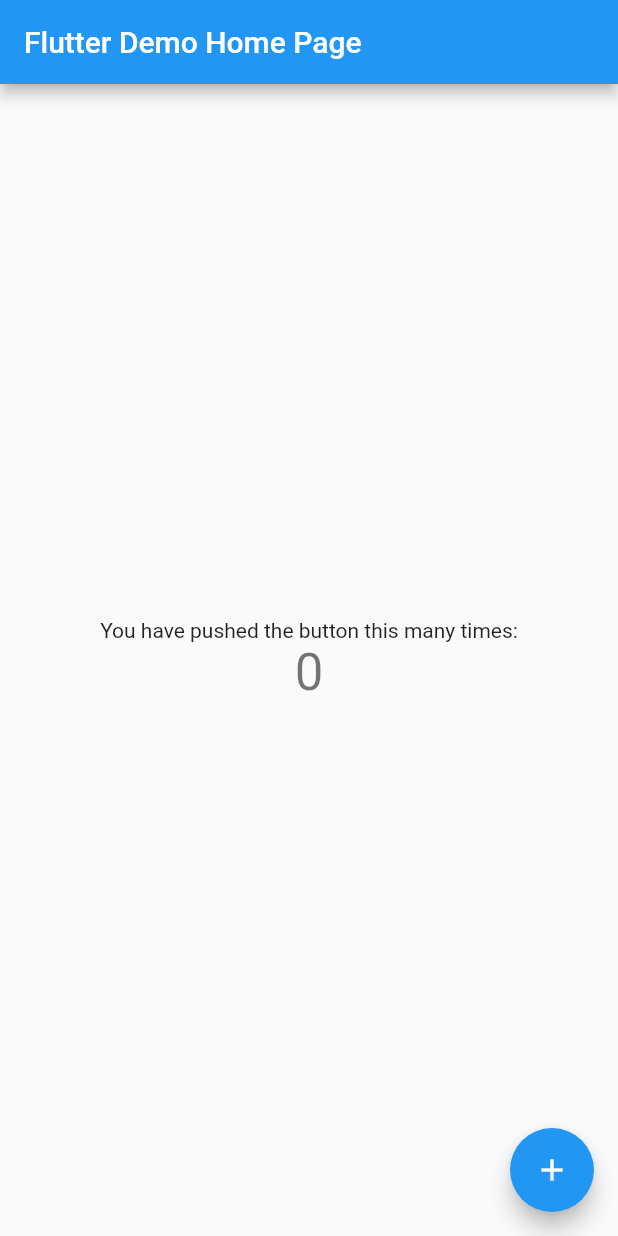
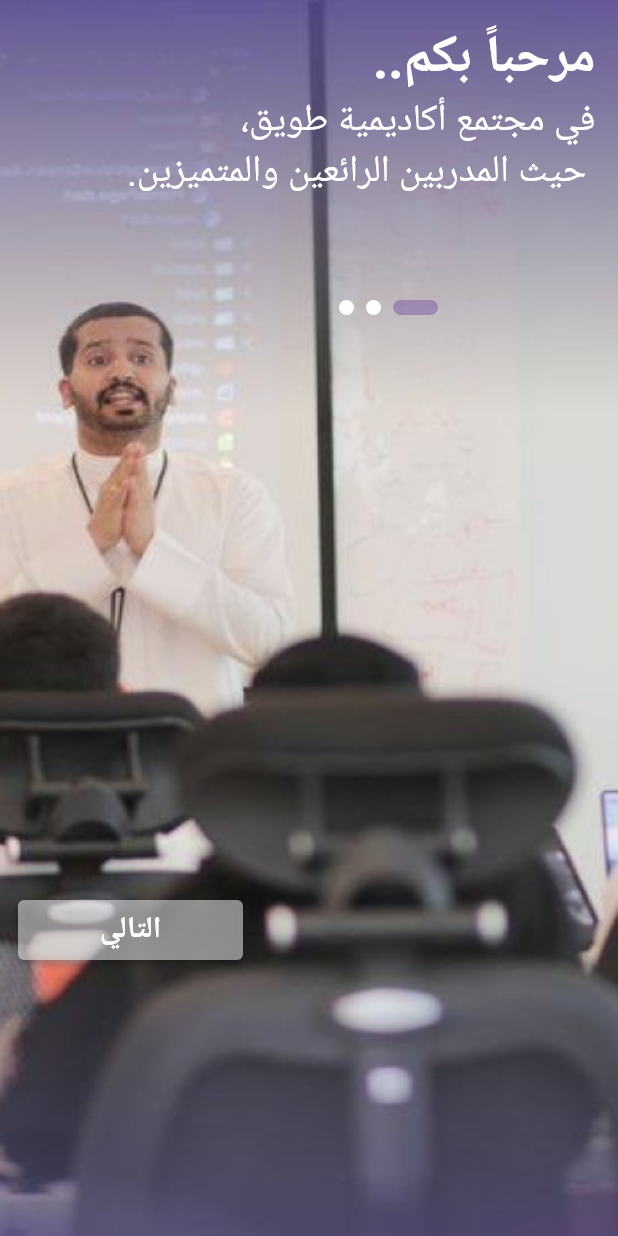
Before and after one commit to Khaled-alamri/Tuwaiq-Academy-Community-Application, a Flutter app: the screen it shows after launch, on a phone screen of 412 x 824 dp. Run offline on Flutter 3.47's test engine with Material 2 defaults, Android fonts, the phone set to English and light mode, and no system bars; drawn by our look-alikes of smooth_page_indicator; our stand-ins replace get.

Commit message:
Page View

```diff
--- /dev/null
+++ b/lib/Controller/PageViewController.dart
@@ -0,0 +1,15 @@
+import 'package:flutter/material.dart';
+import 'package:get/get.dart';
+
+class PageViewController extends GetxController {
+  PageController controller = PageController();
+  bool LastPage = false;
+
+  changePage({var index}) {
+    if (index == 2) { //When the LastPage will equale 2 the last page it will be true and this to valdit with the condtion in PageView
+      LastPage = true;
+      print("index: ${index}");
+    }
+    update();
+  }
+}
--- /dev/null
+++ b/lib/Localization/Languages.dart
@@ -0,0 +1,17 @@
+import 'package:get/route_manager.dart';
+
+class Languages extends Translations {
+  @override
+
+  Map<String, Map<String, String>> get keys => {
+    "ar":{
+      "Welcome" : "مرحباً بكم..",
+      "Intro1" : "في مجتمع أكاديمية طويق،\n حيث المدربين الرائعين والمتميزين.",
+      "Next" : "التالي",
+      "Intro2" : "ونخبة من المتدربين \n الطموحين المبدعين..",
+      "Intro3" :"ولا نخلوا من رواد المستقبل \nأبنائنا الطموحين الشغوفين، \nهيا بناء لنبني أعظم مبرمجين..",
+      "WelcomeButton" : "مرحبا بكم"
+    }
+  };
+
+}
--- /dev/null
+++ b/lib/Router/Routers.dart
@@ -0,0 +1,11 @@
+
+import 'package:final_project/View/OnBoarding/PageView.dart';
+import 'package:get/get.dart';
+
+List<GetPage<dynamic>>? getPages =[
+    GetPage(name: RouterNames.pageView , page: () => PageViewScreen(),),
+];
+
+class RouterNames {
+  static String pageView = "/PageView";
+}
--- /dev/null
+++ b/lib/View/OnBoarding/OnBoarding_1.dart
@@ -0,0 +1,56 @@
+import 'package:final_project/View/OnBoarding/smooth_page_indicator.dart';
+import 'package:flutter/material.dart';
+import 'package:get/get.dart';
+
+class OnBoarding_1 extends StatelessWidget {
+  OnBoarding_1({super.key});
+
+  @override
+  Widget build(BuildContext context) {
+    return Stack(children: [
+      SizedBox(
+          width: Get.width,
+          child: Image.asset(
+            "images/OnBoarding_1.png",
+            fit: BoxFit.fill,
+          )),
+      Scaffold(
+        backgroundColor: Colors.transparent,
+        body: SafeArea(
+          child: Padding(
+            padding: const EdgeInsets.all(15.0),
+            child: Column(
+              mainAxisAlignment: MainAxisAlignment.start,
+              children: [
+                Column(
+                  children: [
+                    Align(
+                        alignment: Alignment.topRight,
+                        child: Text(
+                          "Welcome".tr,
+                          style: TextStyle(
+                            color: Colors.white,
+                            fontSize: 35,
+                            fontWeight: FontWeight.bold,
+                          ),
+                        )),
+                    Align(
+                        alignment: Alignment.topRight,
+                        child: RichText(
+                          text: TextSpan(
+                              text: "Intro1".tr,
+                              style: TextStyle(
+                                  color: Colors.white,
+                                  fontSize: 25,
+                                  height: 0)),
+                        ))
+                  ],
+                ),
+              ],
+            ),
+          ),
+        ),
+      ),
+    ]);
+  }
+}
--- /dev/null
+++ b/lib/View/OnBoarding/PageView.dart
@@ -0,0 +1,98 @@
+import 'package:final_project/Controller/PageViewController.dart';
+import 'package:final_project/Router/Routers.dart';
+import 'package:final_project/View/OnBoarding/OnBoarding_1.dart';
+import 'package:final_project/View/OnBoarding/OnBoarding_2.dart';
+import 'package:final_project/View/OnBoarding/OnBoarding_3.dart';
+import 'package:final_project/View/OnBoarding/smooth_page_indicator.dart';
+import 'package:flutter/material.dart';
+import 'package:get/get.dart';
+
+class PageViewScreen extends StatelessWidget {
+  PageViewScreen({super.key});
+
+  PageViewController pageViewController = Get.put(PageViewController());
+
+  @override
+  Widget build(BuildContext context) {
+    return Scaffold(
+        body: Stack(
+      children: [
+        PageView(
+          controller: pageViewController.controller,
+          onPageChanged: (index2) {
+            // This Function To let Me Move Btween The Pages with spicfic condtion
+            pageViewController.changePage(index: index2);
+          },
+          children: [
+            OnBoarding_1(),
+            OnBoarding_2(),
+            OnBoarding_3(),
+          ],
+        ),
+
+        //This Part For The Dots on The Page View
+        Positioned(
+          top: 200,
+          right: 100,
+          child: Container(
+              padding: EdgeInsets.symmetric(horizontal: 20),
+              child: Smooth_page_indicator(
+                controller: pageViewController.controller,
+              )),
+        ),
+
+        //This Part For a Page View Buttons when The User Click The Button Will Moved to The Next Page
+        //Condation Here if we are In The Last Page The Color and the text Will Cahnged
+        //I used GetBuilder To Refrach the Page when we are in the Last Page
+        GetBuilder<PageViewController>(
+          builder: (controller) {
+            return controller.LastPage
+                ? Positioned(
+                    right: 250,
+                    top: 600,
+                    child: SizedBox(
+                      width: 150,
+                      height: 40,
+                      child: ElevatedButton(
+                          style: ElevatedButton.styleFrom(
+                              backgroundColor:
+                                  Colors.purple[900]!.withOpacity(0.5)),
+                          onPressed: () {
+                            pageViewController.controller.nextPage(
+                                duration: Duration(microseconds: 500),
+                                curve: Curves.easeIn);
+                          },
+                          child: Text(
+                            "WelcomeButton".tr,
+                            style: TextStyle(
+                                fontSize: 20, fontWeight: FontWeight.bold),
+                          )),
+                    ),
+                  )
+                : Positioned(
+                    right: 250,
+                    top: 600,
+                    child: SizedBox(
+                      width: 150,
+                      height: 40,
+                      child: ElevatedButton(
+                          style: ElevatedButton.styleFrom(
+                              backgroundColor: Colors.white.withOpacity(0.5)),
+                          onPressed: () {
+                            pageViewController.controller.nextPage(
+                                duration: Duration(microseconds: 500),
+                                curve: Curves.easeIn);
+                          },
+                          child: Text(
+                            "Next".tr,
+                            style: TextStyle(
+                                fontSize: 20, fontWeight: FontWeight.bold),
+                          )),
+                    ),
+                  );
+          },
+        )
+      ],
+    ));
+  }
+}
--- /dev/null
+++ b/lib/View/OnBoarding/smooth_page_indicator.dart
@@ -0,0 +1,28 @@
+import 'package:final_project/Controller/PageViewController.dart';
+import 'package:flutter/material.dart';
+import 'package:get/get.dart';
+import 'package:smooth_page_indicator/smooth_page_indicator.dart';
+
+class Smooth_page_indicator extends StatelessWidget {
+  Smooth_page_indicator({
+    super.key,
+    required PageController controller,
+  }) : controller1 = controller;
+
+  final PageController controller1;
+
+  PageViewController p = Get.find();
+
+  @override
+  Widget build(BuildContext context) {
+    return SmoothPageIndicator(
+        effect: ExpandingDotsEffect(
+          dotHeight: 10,
+          dotWidth: 10,
+          activeDotColor: Colors.purple[900]!.withOpacity(0.3),
+          dotColor: Colors.white,
+        ),
+        controller: controller1,
+        count: 3);
+  }
+}
--- a/lib/main.dart
+++ b/lib/main.dart
@@ -1,4 +1,8 @@
+import 'package:final_project/Localization/Languages.dart';
+import 'package:final_project/Router/Routers.dart';
+import 'package:final_project/View/OnBoarding/PageView.dart';
 import 'package:flutter/material.dart';
+import 'package:get/get.dart';
 
 void main() {
   runApp(const MyApp());
@@ -7,109 +11,13 @@ void main() {
 class MyApp extends StatelessWidget {
   const MyApp({super.key});
 
-  // This widget is the root of your application.
   @override
   Widget build(BuildContext context) {
-    return MaterialApp(
-      title: 'Flutter Demo',
-      theme: ThemeData(
-        // This is the theme of your application.
-        //
-        // Try running your application with "flutter run". You'll see the
-        // application has a blue toolbar. Then, without quitting the app, try
-        // changing the primarySwatch below to Colors.green and then invoke
-        // "hot reload" (press "r" in the console where you ran "flutter run",
-        // or simply save your changes to "hot reload" in a Flutter IDE).
-        // Notice that the counter didn't reset back to zero; the application
-        // is not restarted.
-        primarySwatch: Colors.blue,
-      ),
-      home: const MyHomePage(title: 'Flutter Demo Home Page'),
+    return GetMaterialApp(
+     initialRoute: "/PageView",
+     getPages: getPages,
+    translations: Languages(),
+    locale: const Locale('ar'), // The Languages it shulde be Arabic when tha App Start
     );
   }
 }
-
-class MyHomePage extends StatefulWidget {
-  const MyHomePage({super.key, required this.title});
-
-  // This widget is the home page of your application. It is stateful, meaning
-  // that it has a State object (defined below) that contains fields that affect
-  // how it looks.
-
-  // This class is the configuration for the state. It holds the values (in this
-  // case the title) provided by the parent (in this case the App widget) and
-  // used by the build method of the State. Fields in a Widget subclass are
-  // always marked "final".
-
-  final String title;
-
-  @override
-  State<MyHomePage> createState() => _MyHomePageState();
-}
-
-class _MyHomePageState extends State<MyHomePage> {
-  int _counter = 0;
-
-  void _incrementCounter() {
-    setState(() {
-      // This call to setState tells the Flutter framework that something has
-      // changed in this State, which causes it to rerun the build method below
-      // so that the display can reflect the updated values. If we changed
-      // _counter without calling setState(), then the build method would not be
-      // called again, and so nothing would appear to happen.
-      _counter++;
-    });
-  }
-
-  @override
-  Widget build(BuildContext context) {
-    // This method is rerun every time setState is called, for instance as done
-    // by the _incrementCounter method above.
-    //
-    // The Flutter framework has been optimized to make rerunning build methods
-    // fast, so that you can just rebuild anything that needs updating rather
-    // than having to individually change instances of widgets.
-    return Scaffold(
-      appBar: AppBar(
-        // Here we take the value from the MyHomePage object that was created by
-        // the App.build method, and use it to set our appbar title.
-        title: Text(widget.title),
-      ),
-      body: Center(
-        // Center is a layout widget. It takes a single child and positions it
-        // in the middle of the parent.
-        child: Column(
-          // Column is also a layout widget. It takes a list of children and
-          // arranges them vertically. By default, it sizes itself to fit its
-          // children horizontally, and tries to be as tall as its parent.
-          //
-          // Invoke "debug painting" (press "p" in the console, choose the
-          // "Toggle Debug Paint" action from the Flutter Inspector in Android
-          // Studio, or the "Toggle Debug Paint" command in Visual Studio Code)
-          // to see the wireframe for each widget.
-          //
-          // Column has various properties to control how it sizes itself and
-          // how it positions its children. Here we use mainAxisAlignment to
-          // center the children vertically; the main axis here is the vertical
-          // axis because Columns are vertical (the cross axis would be
-          // horizontal).
-          mainAxisAlignment: MainAxisAlignment.center,
-          children: <Widget>[
-            const Text(
-              'You have pushed the button this many times:',
-            ),
-            Text(
-              '$_counter',
-              style: Theme.of(context).textTheme.headline4,
-            ),
-          ],
-        ),
-      ),
-      floatingActionButton: FloatingActionButton(
-        onPressed: _incrementCounter,
-        tooltip: 'Increment',
-        child: const Icon(Icons.add),
-      ), // This trailing comma makes auto-formatting nicer for build methods.
-    );
-  }
-}
--- a/pubspec.yaml
+++ b/pubspec.yaml
@@ -36,6 +36,8 @@ dependencies:
   # The following adds the Cupertino Icons font to your application.
   # Use with the CupertinoIcons class for iOS style icons.
   cupertino_icons: ^1.0.2
+  get: ^4.6.5
+  smooth_page_indicator: ^1.0.0+2
 
 dev_dependencies:
   flutter_test:
@@ -60,8 +62,8 @@ flutter:
   uses-material-design: true
 
   # To add assets to your application, add an assets section, like this:
-  # assets:
-  #   - images/a_dot_burr.jpeg
+  assets:
+    - images/
   #   - images/a_dot_ham.jpeg
 
   # An image asset can refer to one or more resolution-specific "variants", see
```
Also changed, not shown: lib/Model/PageView.dart (added, +10 -0 lines), lib/View/OnBoarding/OnBoarding_2.dart (added, +50 -0 lines), lib/View/OnBoarding/OnBoarding_3.dart (added, +49 -0 lines), images/OnBoarding _2.jpg (added), images/OnBoarding_1.png (added), images/OnBoarding_3.png (added), pubspec.lock, 1 other file.
